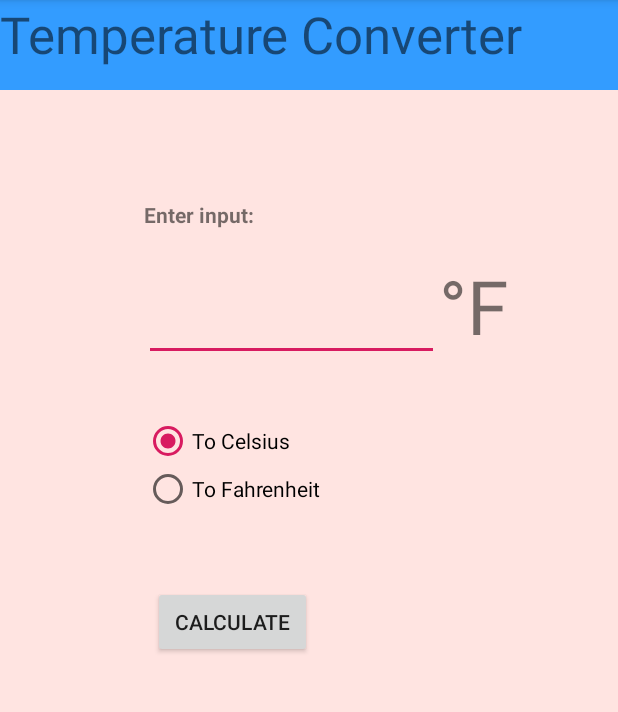
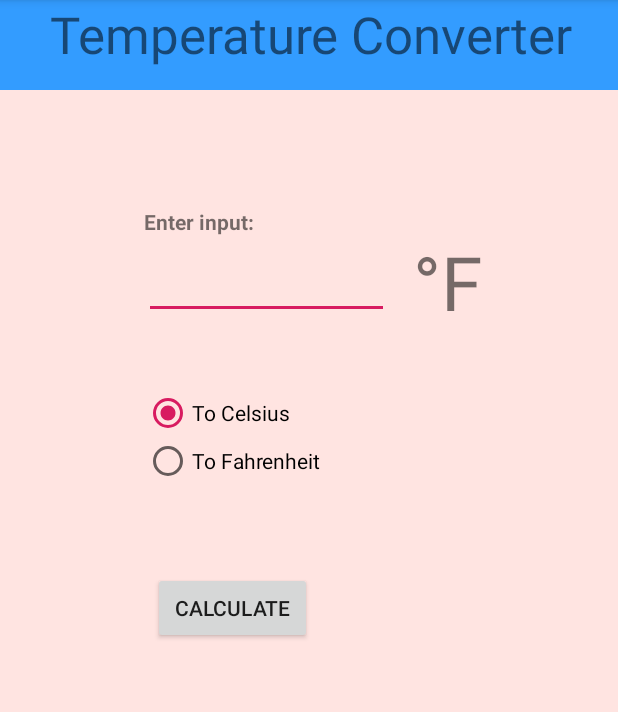
Before and after one commit to TheGreatestHacker/Android-Studio, an Android app: the screen it shows after launch (MainActivity), on a phone screen of 412 x 824 dp, the part 84-796 px from its top. Run offline under Robolectric (Android 15) with nearby library versions, the phone set to English and light mode, and no system bars.

Commit message:
Changed the layout of activity_main.xml file

```diff
--- a/TempConverter/app/src/main/res/layout/activity_main.xml
+++ b/TempConverter/app/src/main/res/layout/activity_main.xml
@@ -11,16 +11,14 @@
 
     <EditText
         android:id="@+id/editText"
-        android:layout_width="0dp"
-        android:layout_height="49dp"
+        android:layout_width="163dp"
+        android:layout_height="45dp"
         android:layout_marginStart="96dp"
-        android:layout_marginTop="183dp"
+        android:layout_marginTop="150dp"
         android:layout_marginBottom="29dp"
         android:ems="10"
         android:inputType="numberDecimal|numberSigned"
         app:layout_constraintBottom_toTopOf="@+id/radioGroup"
-        app:layout_constraintEnd_toStartOf="@+id/textView3"
-        app:layout_constraintHorizontal_bias="0.0"
         app:layout_constraintStart_toStartOf="parent"
         app:layout_constraintTop_toTopOf="parent">
 
@@ -73,6 +71,7 @@
         android:layout_height="60dp"
         android:background="#339cff"
         android:text="Temperature Converter"
+        android:textAlignment="center"
         android:textSize="34dp"
         app:layout_constraintEnd_toEndOf="parent"
         app:layout_constraintStart_toStartOf="parent"
@@ -82,26 +81,23 @@
         android:id="@+id/textView2"
         android:layout_width="0dp"
         android:layout_height="wrap_content"
-        android:layout_marginEnd="7dp"
+        android:layout_marginTop="68dp"
         android:text="Enter input:"
         android:textStyle="bold"
-        app:layout_constraintBottom_toTopOf="@+id/textView3"
-        app:layout_constraintEnd_toStartOf="@+id/textView3"
-        app:layout_constraintHorizontal_bias="0.0"
+        app:layout_constraintBottom_toTopOf="@+id/editText"
         app:layout_constraintStart_toStartOf="@+id/editText"
-        app:layout_constraintTop_toBottomOf="@+id/textView"
-        app:layout_constraintVertical_bias="0.809" />
+        app:layout_constraintTop_toBottomOf="@+id/textView" />
 
     <TextView
         android:id="@+id/textView3"
-        android:layout_width="87dp"
-        android:layout_height="60dp"
-        android:layout_marginTop="170dp"
-        android:layout_marginEnd="32dp"
+        android:layout_width="0dp"
+        android:layout_height="wrap_content"
+        android:layout_marginStart="16dp"
+        android:layout_marginBottom="160dp"
         android:text="°F"
         android:textSize="50sp"
-        app:layout_constraintEnd_toEndOf="parent"
-        app:layout_constraintTop_toTopOf="parent"
+        app:layout_constraintBottom_toTopOf="@+id/button"
+        app:layout_constraintStart_toEndOf="@+id/editText"
         tools:text="°F" />
 
 </androidx.constraintlayout.widget.ConstraintLayout>
```
